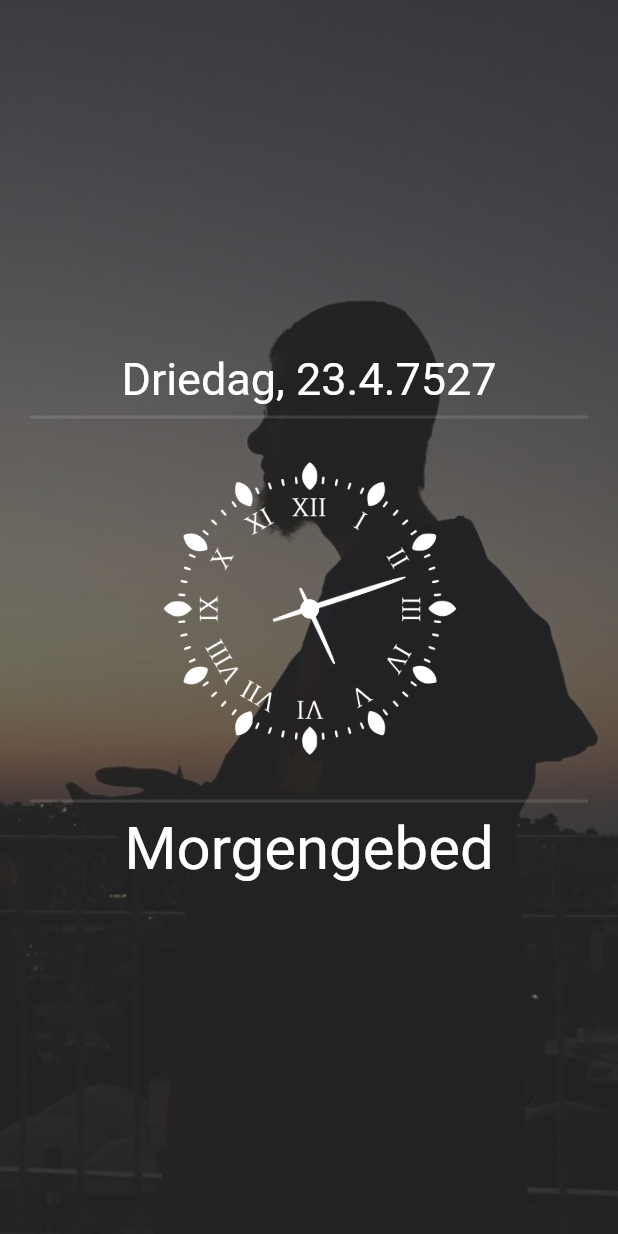
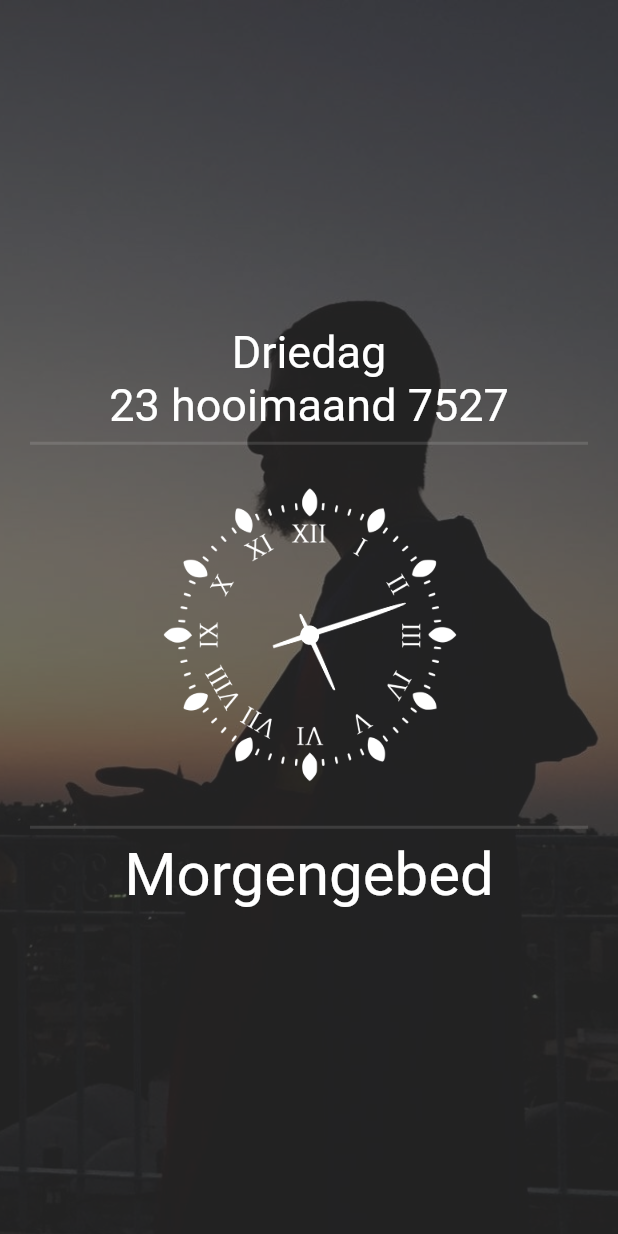
Before and after one commit to thysia-zosa/sundial, a Flutter app: the screen it shows after launch, on a phone screen of 412 x 824 dp. Run offline on Flutter 3.47's test engine with Material 2 defaults, Android fonts, the phone set to English and light mode, and no system bars; Roboto replaces fonts that are missing (Gentium).

Commit message:
Proper month name, textalign

```diff
--- a/lib/src/gereedschappen/daten.dart
+++ b/lib/src/gereedschappen/daten.dart
@@ -10,26 +10,41 @@ Map<String, dynamic> talen = {
       'Sabbat',
       'Herendag',
     ],
+    // 'maanden': <String>[
+    //   'Moeharram',
+    //   'Safar',
+    //   'Een Rabi',
+    //   'Twee Rabi',
+    //   'Een Djoemada',
+    //   'Twee Djoemada',
+    //   'Radjab',
+    //   'Sjaban',
+    //   'Ramadan',
+    //   'Sjauwal',
+    //   'Doelkada',
+    //   'Doelhidja',
+    // ],
     'maanden': <String>[
-      'Moeharram',
-      'Safar',
-      'Een Rabi',
-      'Twee Rabi',
-      'Een Djoemada',
-      'Twee Djoemada',
-      'Radjab',
-      'Sjaban',
-      'Ramadan',
-      'Sjauwal',
-      'Doelkada',
-      'Doelhidja',
+      'schrikkelmaand',
+      'paasmaand',
+      'bloeimaand',
+      'zomermaand',
+      'hooimaand',
+      'arenmaand',
+      'herfstmaand',
+      'wijnmaand',
+      'slachtmaand',
+      'wintermaand',
+      'sneeuwmaand',
+      'sprokkelmaand',
+      'lentemaand',
     ],
     'groeten': <String>[
-      'Avondgebed\nNachtgebed',
+      'Middaggebed\nAvondgebed',
+      'Middaggebed',
+      'Morgengebed',
       'Avondgebed',
-      'Morgengebed',
-      'Nachtgebed',
-      'Avondgebed\nNachtgebed',
+      'Middaggebed\nAvondgebed',
     ]
   },
 };
--- a/lib/src/logica/kalender.dart
+++ b/lib/src/logica/kalender.dart
@@ -148,6 +148,7 @@ class Kalender {
       dag: dag.maandDag,
       joodseMaand: dag.maand.joodseMaand,
       joodsJaar: dag.maand.joodsJaar,
+      isSchrikkelMaand: dag.maand.isSchrikkelMaand,
       hidjriMaand: dag.maand.hidjriMaand,
       hidjriJaar: dag.maand.hidjriJaar,
       uur: uur,
--- a/lib/src/modellen/maand.dart
+++ b/lib/src/modellen/maand.dart
@@ -6,6 +6,7 @@ class Maand {
   late int _joodsJaar;
   late int _hidjriMaand;
   late int _hidjriJaar;
+  late bool _isSchrikkelMaand;
 
   Maand({
     required this.gregoriaansJaar,
@@ -15,6 +16,7 @@ class Maand {
     _joodseMaand = nieuweMaandInHetJaar < 67
         ? ((nieuweMaandInHetJaar + (epacta + 25) % 30 + 299) / 29.5).round()
         : ((nieuweMaandInHetJaar + (epacta + 6) % 30 - 66) / 29.5).round();
+    _isSchrikkelMaand = _joodseMaand == 12 && nieuweMaandInHetJaar < 37;
     int maandenSindsNull =
         (((gregoriaansJaar - 622) * 365.2425 + nieuweMaandInHetJaar - 209) *
                 360 /
@@ -27,6 +29,7 @@ class Maand {
   }
 
   int get joodseMaand => _joodseMaand;
+  bool get isSchrikkelMaand => _isSchrikkelMaand;
   int get joodsJaar => _joodsJaar;
   int get hidjriMaand => _hidjriMaand;
   int get hidjriJaar => _hidjriJaar;
--- a/lib/src/modellen/zonnetijd.dart
+++ b/lib/src/modellen/zonnetijd.dart
@@ -3,6 +3,7 @@ class Zonnetijd {
   final int dag;
   final int joodseMaand;
   final int joodsJaar;
+  final bool isSchrikkelMaand;
   final int hidjriMaand;
   final int hidjriJaar;
   final double uur;
@@ -12,6 +13,7 @@ class Zonnetijd {
     required this.dag,
     required this.joodseMaand,
     required this.joodsJaar,
+    required this.isSchrikkelMaand,
     required this.hidjriMaand,
     required this.hidjriJaar,
     required this.uur,
@@ -23,6 +25,7 @@ class Zonnetijd {
 dag: $dag
 joodseMaand: $joodseMaand
 joodsJaar: $joodsJaar
+isSchrikkelMaand: $isSchrikkelMaand
 hidjriMaand: $hidjriMaand
 hidjriJaar: $hidjriJaar
 uur: $uur''';
--- a/lib/src/schermen/thuis_scherm.dart
+++ b/lib/src/schermen/thuis_scherm.dart
@@ -43,11 +43,12 @@ class _ThuisSchermState extends State<ThuisScherm> {
                             mainAxisAlignment: MainAxisAlignment.center,
                             children: [
                               Text(
-                                '${daten.talen['nederlands']['weekdagen'][snapshot.data!.weekdag]}, ${snapshot.data!.dag}.${snapshot.data!.joodseMaand}.${snapshot.data!.joodsJaar + 1744}',
+                                '${daten.talen['nederlands']['weekdagen'][snapshot.data!.weekdag]}\n${snapshot.data!.dag} ${daten.talen['nederlands']['maanden'][snapshot.data!.isSchrikkelMaand ? 0 : snapshot.data!.joodseMaand]} ${snapshot.data!.joodsJaar + 1744}',
                                 style: const TextStyle(
                                   fontFamily: 'Gentium',
                                   fontSize: 30.0,
                                 ),
+                                textAlign: TextAlign.center,
                               ),
                               const Divider(
                                 thickness: 2.0,
@@ -114,6 +115,7 @@ class _ThuisSchermState extends State<ThuisScherm> {
                                   fontFamily: 'Gentium',
                                   fontSize: 40.0,
                                 ),
+                                textAlign: TextAlign.center,
                               ),
                             ],
                           );
```
